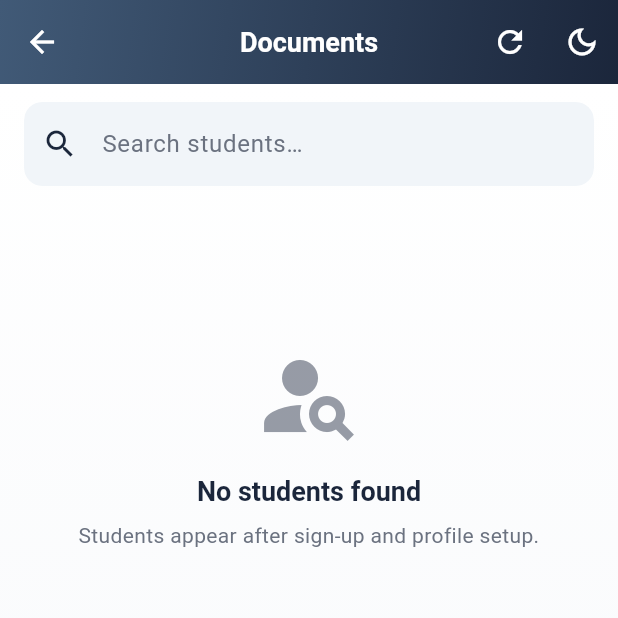
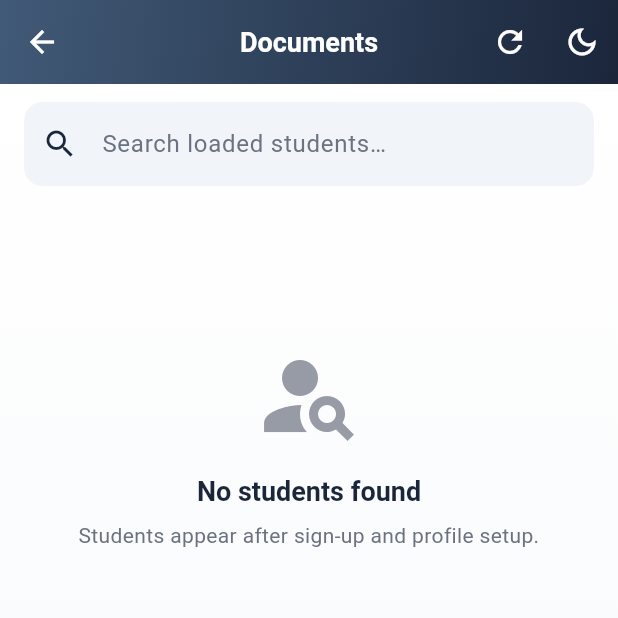
Before and after one commit to pranavharshith/flutter_doc_analyser, a Flutter app: the DocumentManagementScreen screen opened directly, after a tap on the "refresh" icon, on a phone screen of 412 x 824 dp, the top half of it. Run offline on Flutter 3.47's test engine with Material 3 defaults, Android fonts, the phone set to English and light mode, and no system bars; our stand-ins replace cloud_firestore, file_picker, firebase_auth, firebase_core, firebase_storage, image_picker and 2 more; missing offline and left inert: google_mlkit_text_recognition; accounts and stored records are empty.

Commit message:
fixed some problems

```diff
--- a/lib/screens/admin/document_management_screen.dart
+++ b/lib/screens/admin/document_management_screen.dart
@@ -8,6 +8,8 @@ import '/widgets/theme_toggle_button.dart';
 import 'open_submission.dart';
 
 /// Student roster with per-document status from parent docs (cheap reads).
+///
+/// Paginated by document id (ADM-02) — no unordered hard 200 cap.
 class DocumentManagementScreen extends StatefulWidget {
   const DocumentManagementScreen({super.key});
 
@@ -19,16 +21,20 @@ class DocumentManagementScreen extends StatefulWidget {
 class _DocumentManagementScreenState extends State<DocumentManagementScreen> {
   final _searchController = TextEditingController();
   String _searchQuery = '';
-  int _generation = 0;
-  late Stream<QuerySnapshot> _studentsStream;
+
+  static const int _pageSize = 40;
+
+  final List<QueryDocumentSnapshot<Map<String, dynamic>>> _students = [];
+  DocumentSnapshot? _cursor;
+  bool _loading = false;
+  bool _loadingMore = false;
+  bool _hasMore = true;
+  String? _error;
 
   @override
   void initState() {
     super.initState();
-    _studentsStream = FirebaseFirestore.instance
-        .collection('students')
-        .limit(200)
-        .snapshots();
+    _loadStudents(reset: true);
   }
 
   @override
@@ -37,28 +43,81 @@ class _DocumentManagementScreenState extends State<DocumentManagementScreen> {
     super.dispose();
   }
 
-  Future<void> _refresh() async {
+  Future<void> _loadStudents({bool reset = false}) async {
+    if (reset) {
+      if (_loading) return;
       setState(() {
-      _generation++;
-      _studentsStream = FirebaseFirestore.instance
+        _loading = true;
+        _error = null;
+        _students.clear();
+        _cursor = null;
+        _hasMore = true;
+      });
+    } else {
+      if (_loadingMore || !_hasMore) return;
+      setState(() => _loadingMore = true);
+    }
+
+    try {
+      Query<Map<String, dynamic>> q = FirebaseFirestore.instance
           .collection('students')
-          .limit(200)
-          .snapshots();
+          .orderBy(FieldPath.documentId)
+          .limit(_pageSize);
+
+      final cursor = _cursor;
+      if (!reset && cursor != null) {
+        q = q.startAfterDocument(cursor);
+      }
+
+      final snap = await q.get();
+      if (!mounted) return;
+
+      setState(() {
+        if (snap.docs.isNotEmpty) {
+          _students.addAll(snap.docs);
+          _cursor = snap.docs.last;
+        }
+        _hasMore = snap.docs.length >= _pageSize;
+        _loading = false;
+        _loadingMore = false;
+        _error = null;
       });
-    try {
-      await _studentsStream.first.timeout(const Duration(seconds: 15));
-    } catch (_) {}
+    } catch (e) {
+      if (!mounted) return;
+      setState(() {
+        _loading = false;
+        _loadingMore = false;
+        _error = '$e';
+      });
+    }
+  }
+
+  Future<void> _refresh() => _loadStudents(reset: true);
+
+  List<QueryDocumentSnapshot<Map<String, dynamic>>> get _filtered {
+    final q = _searchQuery.toLowerCase();
+    if (q.isEmpty) return _students;
+    return _students.where((d) {
+      final data = d.data();
+      final name =
+          '${data['firstName'] ?? ''} ${data['lastName'] ?? ''}'.toLowerCase();
+      final email = (data['email'] ?? '').toString().toLowerCase();
+      return name.contains(q) || email.contains(q);
+    }).toList();
   }
 
   @override
   Widget build(BuildContext context) {
+    final isDark = Theme.of(context).brightness == Brightness.dark;
+    final muted = isDark ? AppTheme.accentBlue : AppTheme.textMuted;
+
     return AppScaffold(
       title: 'Documents',
       actions: [
         IconButton(
           tooltip: 'Refresh',
           icon: const Icon(Icons.refresh, color: AppTheme.bgLight),
-          onPressed: _refresh,
+          onPressed: _loading ? null : _refresh,
         ),
         const ThemeToggleButton(color: AppTheme.bgLight),
       ],
@@ -74,7 +133,7 @@ class _DocumentManagementScreenState extends State<DocumentManagementScreen> {
                 onChanged: (v) => setState(() => _searchQuery = v.trim()),
                 decoration: FormStyles.decoration(
                   context,
-                  hintText: 'Search students…',
+                  hintText: 'Search loaded students…',
                   prefixIcon: const Icon(Icons.search),
                 ).copyWith(
                   suffixIcon: _searchQuery.isEmpty
@@ -90,34 +149,25 @@ class _DocumentManagementScreenState extends State<DocumentManagementScreen> {
               ),
             ),
           ),
-          Expanded(
-            child: StreamBuilder<QuerySnapshot>(
-              key: ValueKey('students_$_generation'),
-              stream: _studentsStream,
-              builder: (context, snapshot) {
-                if (snapshot.connectionState == ConnectionState.waiting &&
-                    !snapshot.hasData) {
+          Expanded(child: _buildBody(muted)),
+        ],
+      ),
+    );
+  }
+
+  Widget _buildBody(Color muted) {
+    if (_loading && _students.isEmpty) {
       return const AppLoading(message: 'Loading students…');
     }
-                if (snapshot.hasError) {
+    if (_error != null && _students.isEmpty) {
       return AppEmptyState.error(
         title: 'Could not load students',
-                    message: '${snapshot.error}',
+        message: _error!,
         onAction: _refresh,
       );
     }
 
-                final docs = snapshot.data?.docs ?? [];
-                final q = _searchQuery.toLowerCase();
-                final filtered = docs.where((d) {
-                  final data = d.data() as Map<String, dynamic>;
-                  final name =
-                      '${data['firstName'] ?? ''} ${data['lastName'] ?? ''}'
-                          .toLowerCase();
-                  final email = (data['email'] ?? '').toString().toLowerCase();
-                  return q.isEmpty || name.contains(q) || email.contains(q);
-                }).toList();
-
+    final filtered = _filtered;
     if (filtered.isEmpty) {
       return RefreshIndicator(
         onRefresh: _refresh,
@@ -129,9 +179,9 @@ class _DocumentManagementScreenState extends State<DocumentManagementScreen> {
             AppEmptyState(
               icon: Icons.person_search,
               title: 'No students found',
-                          message: q.isEmpty
+              message: _searchQuery.isEmpty
                   ? 'Students appear after sign-up and profile setup.'
-                              : 'Try another search. Pull to refresh.',
+                  : 'Not in loaded pages — clear search or load more, then try again.',
             ),
           ],
         ),
@@ -144,11 +194,13 @@ class _DocumentManagementScreenState extends State<DocumentManagementScreen> {
       child: ListView.separated(
         physics: const AlwaysScrollableScrollPhysics(),
         padding: const EdgeInsets.fromLTRB(16, 4, 16, 24),
-                    itemCount: filtered.length,
+        itemCount: filtered.length + 1,
         separatorBuilder: (_, __) => const SizedBox(height: 10),
         itemBuilder: (context, i) {
-                      final data =
-                          filtered[i].data() as Map<String, dynamic>;
+          if (i == filtered.length) {
+            return _buildFooter(muted);
+          }
+          final data = filtered[i].data();
           final uid = filtered[i].id;
           final first = (data['firstName'] ?? '').toString();
           final last = (data['lastName'] ?? '').toString();
@@ -159,24 +211,16 @@ class _DocumentManagementScreenState extends State<DocumentManagementScreen> {
 
           return AppCard(
             elevation: 0,
-                        padding: const EdgeInsets.symmetric(
-                          horizontal: 4,
-                          vertical: 2,
-                        ),
+            padding: const EdgeInsets.symmetric(horizontal: 4, vertical: 2),
             child: Theme(
-                          data: Theme.of(context).copyWith(
-                            dividerColor: Colors.transparent,
-                          ),
+              data: Theme.of(context).copyWith(dividerColor: Colors.transparent),
               child: ExpansionTile(
-                            tilePadding:
-                                const EdgeInsets.symmetric(horizontal: 12),
-                            childrenPadding:
-                                const EdgeInsets.fromLTRB(12, 0, 12, 12),
+                tilePadding: const EdgeInsets.symmetric(horizontal: 12),
+                childrenPadding: const EdgeInsets.fromLTRB(12, 0, 12, 12),
                 shape: const Border(),
                 collapsedShape: const Border(),
                 leading: CircleAvatar(
-                              backgroundColor:
-                                  AppTheme.primaryMid.withValues(alpha: 0.15),
+                  backgroundColor: AppTheme.primaryMid.withValues(alpha: 0.15),
                   child: Text(
                     name[0].toUpperCase(),
                     style: const TextStyle(
@@ -193,13 +237,7 @@ class _DocumentManagementScreenState extends State<DocumentManagementScreen> {
                     ? null
                     : Text(
                         email,
-                                    style: TextStyle(
-                                      fontSize: 12,
-                                      color: Theme.of(context).brightness ==
-                                              Brightness.dark
-                                          ? AppTheme.accentBlue
-                                          : AppTheme.textMuted,
-                                    ),
+                        style: TextStyle(fontSize: 12, color: muted),
                       ),
                 children: AppConstants.documentTypes
                     .map(
@@ -215,10 +253,33 @@ class _DocumentManagementScreenState extends State<DocumentManagementScreen> {
         },
       ),
     );
-              },
+  }
+
+  Widget _buildFooter(Color muted) {
+    if (_hasMore) {
+      return Padding(
+        padding: const EdgeInsets.symmetric(vertical: 8),
+        child: Center(
+          child: _loadingMore
+              ? const SizedBox(
+                  width: 24,
+                  height: 24,
+                  child: CircularProgressIndicator(strokeWidth: 2),
+                )
+              : TextButton.icon(
+                  onPressed: () => _loadStudents(reset: false),
+                  icon: const Icon(Icons.expand_more),
+                  label: Text('Load more (${_students.length} loaded)'),
                 ),
         ),
-        ],
+      );
+    }
+    return Padding(
+      padding: const EdgeInsets.symmetric(vertical: 8),
+      child: Text(
+        '${_students.length} student(s) loaded.',
+        textAlign: TextAlign.center,
+        style: TextStyle(fontSize: 11, color: muted),
       ),
     );
   }
@@ -253,7 +314,7 @@ class _DocStatusRow extends StatelessWidget {
           dense: true,
           contentPadding: EdgeInsets.zero,
           leading: Icon(
-            documentType.toLowerCase().contains('aadhar')
+            AppConstants.isAadhaarType(documentType)
                 ? Icons.credit_card
                 : documentType.toLowerCase().contains('voter')
                     ? Icons.how_to_vote
--- a/lib/screens/admin/report_generation_screen.dart
+++ b/lib/screens/admin/report_generation_screen.dart
@@ -213,6 +213,7 @@ class _ReportGenerationScreenState extends State<ReportGenerationScreen> {
   IconData _icon(String docType) {
     switch (docType.toLowerCase()) {
       case 'aadhar card':
+      case 'aadhaar card':
         return Icons.credit_card;
       case 'voter id':
         return Icons.how_to_vote;
--- a/lib/screens/student/forms/voter_id_form.dart
+++ b/lib/screens/student/forms/voter_id_form.dart
@@ -211,7 +211,7 @@ class _VoterIdFormState extends State<VoterIdForm> {
                 Text('Gender', style: FormStyles.labelText(context)),
                 const SizedBox(height: 8),
                 DropdownButtonFormField<String>(
-                  value: _selectedGender,
+                  initialValue: _selectedGender,
                   decoration: FormStyles.decoration(context),
                   dropdownColor: FormStyles.dropdownBg(context),
                   style: fieldStyle,
--- a/lib/ui/ui.dart
+++ b/lib/ui/ui.dart
@@ -10,3 +10,4 @@ export 'widgets/app_loading.dart';
 export 'widgets/status_badge.dart';
 export 'widgets/wizard_stepper.dart';
 export 'widgets/form_styles.dart';
+export 'widgets/month_year_picker.dart';
--- a/lib/utils/validators.dart
+++ b/lib/utils/validators.dart
@@ -52,11 +52,11 @@ class Validators {
 
   static String? aadharNumber(String? value) {
     if (value == null || value.trim().isEmpty) {
-      return 'Please enter Aadhar number';
+      return 'Please enter Aadhaar number';
     }
     final digits = value.replaceAll(RegExp(r'\s'), '');
     if (!RegExp(r'^\d{12}$').hasMatch(digits)) {
-      return 'Enter a valid 12-digit Aadhar number';
+      return 'Enter a valid 12-digit Aadhaar number';
     }
     return null;
   }
```
Also changed, not shown: lib/screens/admin/admin_dashboard_screen.dart (+73 -2 lines), lib/screens/admin/submission_popup.dart (+31 -7 lines), lib/screens/student/document_upload_screen.dart (+11 -9 lines), lib/screens/student/forms/aadhar_card_form.dart (+8 -8 lines), lib/screens/student/forms/tenth_marksheet_form.dart (+9 -16 lines), lib/screens/student/forms/twelfth_marksheet_form.dart (+9 -16 lines), lib/screens/student/reupload_screen.dart (+5 -5 lines), lib/screens/student/upload_document_screen.dart (+19 -14 lines), lib/ui/widgets/month_year_picker.dart (added, +125 -0 lines), lib/utils/app_constants.dart (+14 -4 lines). Lines whose indentation alone changed are shown as unchanged.
